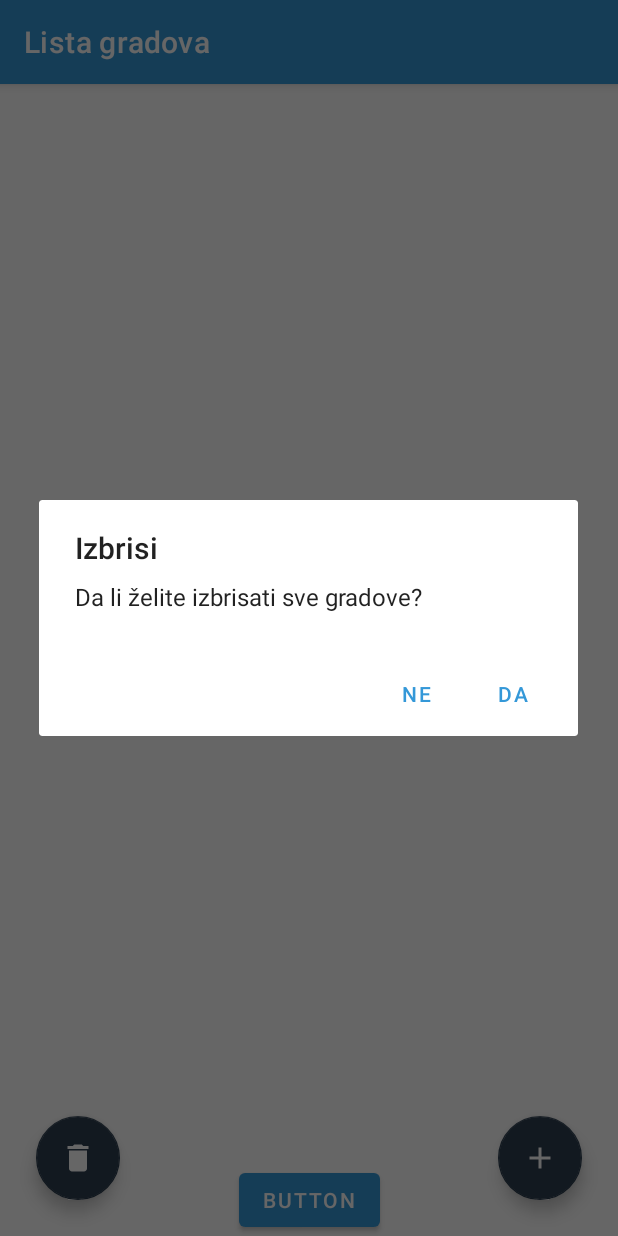
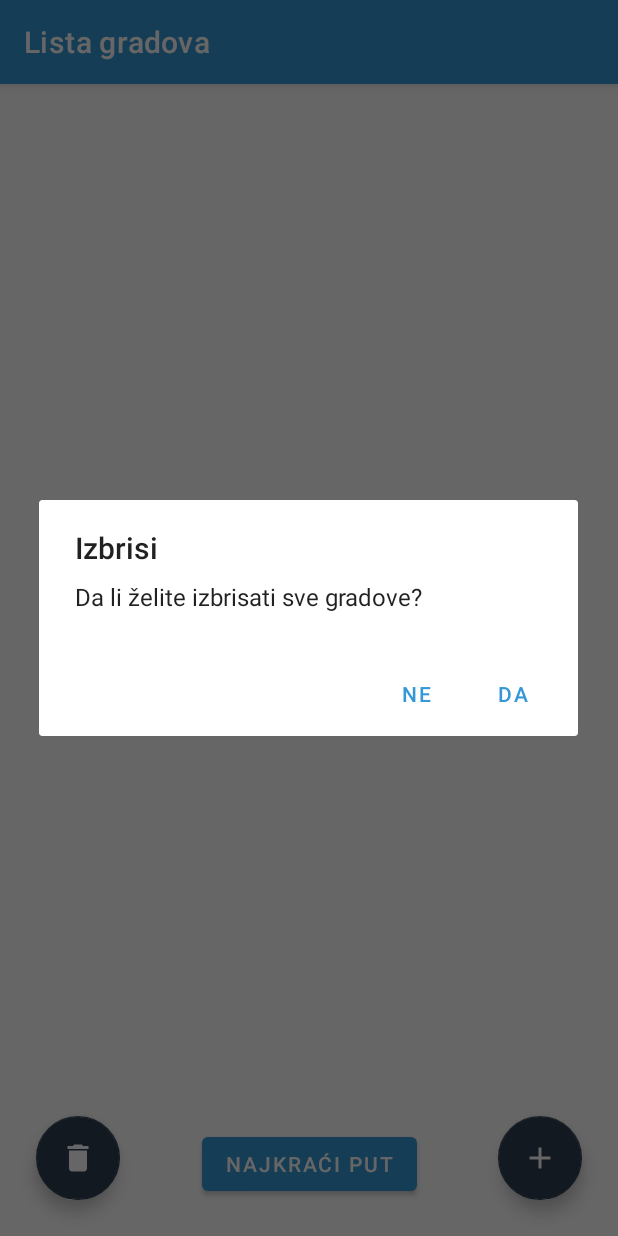
Before and after one commit to kerimnuhanovic/SalesmanProblemProject2, an Android app: the screen it shows after launch (MainActivity), after a tap on an icon or button, on a phone screen of 412 x 824 dp. Run offline under Robolectric (Android 15) with nearby library versions, the phone set to English and light mode, and no system bars; our stand-ins replace Room's generated code, Timber, data binding, navigation-ui; 2 other taps on this screen came first.

Commit message:
Update6 23.5

```diff
--- a/app/src/main/java/com/example/salesmanproblemproject/NajkraciPutFragment.kt
+++ b/app/src/main/java/com/example/salesmanproblemproject/NajkraciPutFragment.kt
@@ -30,7 +30,7 @@ class NajkraciPutFragment : Fragment() {
     ): View? {
         val binding: FragmentNajkraciPutBinding = DataBindingUtil.inflate(inflater,R.layout.fragment_najkraci_put, container,false)
 
-        var args = NajkraciPutFragmentArgs.fromBundle(arguments!!)
+        var args = NajkraciPutFragmentArgs.fromBundle(requireArguments())
         var algoritam = Algoritam(args.niz.lista)
 
 
--- a/app/src/main/res/layout/fragment_lista_gradova.xml
+++ b/app/src/main/res/layout/fragment_lista_gradova.xml
@@ -59,11 +59,11 @@
         android:id="@+id/dugme"
         android:layout_width="wrap_content"
         android:layout_height="wrap_content"
-        android:text="Button"
+        android:layout_marginBottom="24dp"
+        android:text="Najkraći put"
+        app:layout_constraintBottom_toBottomOf="parent"
         app:layout_constraintEnd_toStartOf="@+id/floatingActionButton"
-        app:layout_constraintStart_toEndOf="@+id/izbrisiSve"
-        tools:layout_editor_absoluteY="656dp"
-        app:layout_constraintBottom_toBottomOf="parent"/>
+        app:layout_constraintStart_toEndOf="@+id/izbrisiSve" />
 
 </androidx.constraintlayout.widget.ConstraintLayout>
 </layout>
```
Also changed, not shown: app/src/main/java/com/example/salesmanproblemproject/ListaGradovaFragment.kt (+12 -2 lines).
